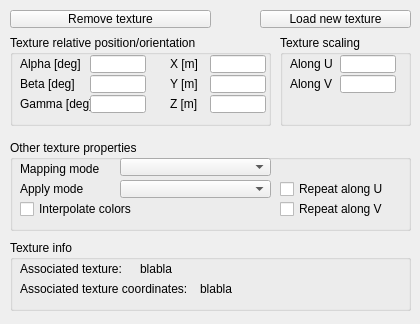
Above: ui/qdlgtextures.ui from CoppeliaRobotics/coppeliaSimLib before the change. Below: the same form after it.
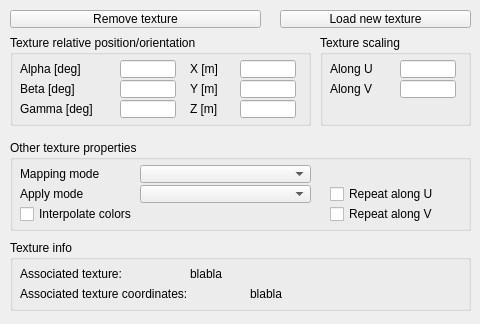
That is the form after the change.

```diff
--- a/ui/qdlgtextures.ui
+++ b/ui/qdlgtextures.ui
@@ -6,7 +6,7 @@
    <rect>
     <x>0</x>
     <y>0</y>
-    <width>420</width>
+    <width>480</width>
     <height>324</height>
    </rect>
   </property>
@@ -21,7 +21,7 @@
     <rect>
      <x>10</x>
      <y>35</y>
-     <width>261</width>
+     <width>301</width>
      <height>91</height>
     </rect>
    </property>
@@ -35,8 +35,8 @@
     <property name="geometry">
      <rect>
       <x>10</x>
-      <y>20</y>
-      <width>71</width>
+      <y>25</y>
+      <width>101</width>
       <height>18</height>
      </rect>
     </property>
@@ -47,8 +47,8 @@
    <widget class="QLineEdit" name="qqAlpha">
     <property name="geometry">
      <rect>
-      <x>80</x>
-      <y>20</y>
+      <x>110</x>
+      <y>25</y>
       <width>56</width>
       <height>18</height>
      </rect>
@@ -58,8 +58,8 @@
     <property name="geometry">
      <rect>
       <x>10</x>
-      <y>40</y>
-      <width>71</width>
+      <y>45</y>
+      <width>101</width>
       <height>18</height>
      </rect>
     </property>
@@ -70,8 +70,8 @@
    <widget class="QLineEdit" name="qqBeta">
     <property name="geometry">
      <rect>
-      <x>80</x>
-      <y>40</y>
+      <x>110</x>
+      <y>45</y>
       <width>56</width>
       <height>18</height>
      </rect>
@@ -81,8 +81,8 @@
     <property name="geometry">
      <rect>
       <x>10</x>
-      <y>60</y>
-      <width>71</width>
+      <y>65</y>
+      <width>101</width>
       <height>18</height>
      </rect>
     </property>
@@ -93,8 +93,8 @@
    <widget class="QLineEdit" name="qqGamma">
     <property name="geometry">
      <rect>
-      <x>80</x>
-      <y>60</y>
+      <x>110</x>
+      <y>65</y>
       <width>56</width>
       <height>18</height>
      </rect>
@@ -103,9 +103,9 @@
    <widget class="QLabel" name="label_4">
     <property name="geometry">
      <rect>
-      <x>160</x>
-      <y>40</y>
-      <width>41</width>
+      <x>180</x>
+      <y>45</y>
+      <width>51</width>
       <height>18</height>
      </rect>
     </property>
@@ -116,8 +116,8 @@
    <widget class="QLineEdit" name="qqY">
     <property name="geometry">
      <rect>
-      <x>200</x>
-      <y>40</y>
+      <x>230</x>
+      <y>45</y>
       <width>56</width>
       <height>18</height>
      </rect>
@@ -126,9 +126,9 @@
    <widget class="QLabel" name="label_5">
     <property name="geometry">
      <rect>
-      <x>160</x>
-      <y>60</y>
-      <width>41</width>
+      <x>180</x>
+      <y>65</y>
+      <width>51</width>
       <height>18</height>
      </rect>
     </property>
@@ -139,8 +139,8 @@
    <widget class="QLineEdit" name="qqZ">
     <property name="geometry">
      <rect>
-      <x>200</x>
-      <y>60</y>
+      <x>230</x>
+      <y>65</y>
       <width>56</width>
       <height>18</height>
      </rect>
@@ -149,9 +149,9 @@
    <widget class="QLabel" name="label_6">
     <property name="geometry">
      <rect>
-      <x>160</x>
-      <y>20</y>
-      <width>41</width>
+      <x>180</x>
+      <y>25</y>
+      <width>51</width>
       <height>18</height>
      </rect>
     </property>
@@ -162,8 +162,8 @@
    <widget class="QLineEdit" name="qqX">
     <property name="geometry">
      <rect>
-      <x>200</x>
-      <y>20</y>
+      <x>230</x>
+      <y>25</y>
       <width>56</width>
       <height>18</height>
      </rect>
@@ -173,9 +173,9 @@
   <widget class="QGroupBox" name="groupBox_2">
    <property name="geometry">
     <rect>
-     <x>280</x>
+     <x>320</x>
      <y>35</y>
-     <width>131</width>
+     <width>151</width>
      <height>91</height>
     </rect>
    </property>
@@ -189,8 +189,8 @@
     <property name="geometry">
      <rect>
       <x>10</x>
-      <y>40</y>
-      <width>51</width>
+      <y>45</y>
+      <width>71</width>
       <height>18</height>
      </rect>
     </property>
@@ -201,8 +201,8 @@
    <widget class="QLineEdit" name="qqV">
     <property name="geometry">
      <rect>
-      <x>60</x>
-      <y>40</y>
+      <x>80</x>
+      <y>45</y>
       <width>56</width>
       <height>18</height>
      </rect>
@@ -212,8 +212,8 @@
     <property name="geometry">
      <rect>
       <x>10</x>
-      <y>20</y>
-      <width>51</width>
+      <y>25</y>
+      <width>71</width>
       <height>18</height>
      </rect>
     </property>
@@ -224,8 +224,8 @@
    <widget class="QLineEdit" name="qqU">
     <property name="geometry">
      <rect>
-      <x>60</x>
-      <y>20</y>
+      <x>80</x>
+      <y>25</y>
       <width>56</width>
       <height>18</height>
      </rect>
@@ -237,7 +237,7 @@
     <rect>
      <x>10</x>
      <y>140</y>
-     <width>401</width>
+     <width>461</width>
      <height>91</height>
     </rect>
    </property>
@@ -251,8 +251,8 @@
     <property name="geometry">
      <rect>
       <x>10</x>
-      <y>60</y>
-      <width>151</width>
+      <y>65</y>
+      <width>191</width>
       <height>18</height>
      </rect>
     </property>
@@ -266,9 +266,9 @@
    <widget class="QCheckBox" name="qqRepeatU">
     <property name="geometry">
      <rect>
-      <x>270</x>
-      <y>40</y>
-      <width>121</width>
+      <x>320</x>
+      <y>45</y>
+      <width>131</width>
       <height>18</height>
      </rect>
     </property>
@@ -282,9 +282,9 @@
    <widget class="QCheckBox" name="qqRepeatV">
     <property name="geometry">
      <rect>
-      <x>270</x>
-      <y>60</y>
-      <width>121</width>
+      <x>320</x>
+      <y>65</y>
+      <width>131</width>
       <height>18</height>
      </rect>
     </property>
@@ -298,9 +298,9 @@
    <widget class="QComboBox" name="qqMapMode">
     <property name="geometry">
      <rect>
-      <x>110</x>
-      <y>18</y>
-      <width>151</width>
+      <x>130</x>
+      <y>25</y>
+      <width>171</width>
       <height>18</height>
      </rect>
     </property>
@@ -309,8 +309,8 @@
     <property name="geometry">
      <rect>
       <x>10</x>
-      <y>20</y>
-      <width>91</width>
+      <y>25</y>
+      <width>121</width>
       <height>18</height>
      </rect>
     </property>
@@ -321,9 +321,9 @@
    <widget class="QComboBox" name="qqApplyMode">
     <property name="geometry">
      <rect>
-      <x>110</x>
-      <y>40</y>
-      <width>151</width>
+      <x>130</x>
+      <y>45</y>
+      <width>171</width>
       <height>18</height>
      </rect>
     </property>
@@ -332,8 +332,8 @@
     <property name="geometry">
      <rect>
       <x>10</x>
-      <y>40</y>
-      <width>81</width>
+      <y>45</y>
+      <width>121</width>
       <height>18</height>
      </rect>
     </property>
@@ -347,7 +347,7 @@
     <rect>
      <x>10</x>
      <y>10</y>
-     <width>201</width>
+     <width>251</width>
      <height>18</height>
     </rect>
    </property>
@@ -361,9 +361,9 @@
   <widget class="QToolButton" name="qqLoad">
    <property name="geometry">
     <rect>
-     <x>260</x>
+     <x>280</x>
      <y>10</y>
-     <width>151</width>
+     <width>191</width>
      <height>18</height>
     </rect>
    </property>
@@ -379,7 +379,7 @@
     <rect>
      <x>10</x>
      <y>240</y>
-     <width>401</width>
+     <width>461</width>
      <height>71</height>
     </rect>
    </property>
@@ -393,8 +393,8 @@
     <property name="geometry">
      <rect>
       <x>10</x>
-      <y>40</y>
-      <width>181</width>
+      <y>45</y>
+      <width>231</width>
       <height>18</height>
      </rect>
     </property>
@@ -405,8 +405,8 @@
    <widget class="QLabel" name="qqTextureName">
     <property name="geometry">
      <rect>
-      <x>130</x>
-      <y>20</y>
+      <x>180</x>
+      <y>25</y>
       <width>271</width>
       <height>18</height>
      </rect>
@@ -419,8 +419,8 @@
     <property name="geometry">
      <rect>
       <x>10</x>
-      <y>20</y>
-      <width>121</width>
+      <y>25</y>
+      <width>161</width>
       <height>18</height>
      </rect>
     </property>
@@ -431,8 +431,8 @@
    <widget class="QLabel" name="qqTextureCoordinates">
     <property name="geometry">
      <rect>
-      <x>190</x>
-      <y>40</y>
+      <x>240</x>
+      <y>45</y>
       <width>211</width>
       <height>18</height>
      </rect>
```
